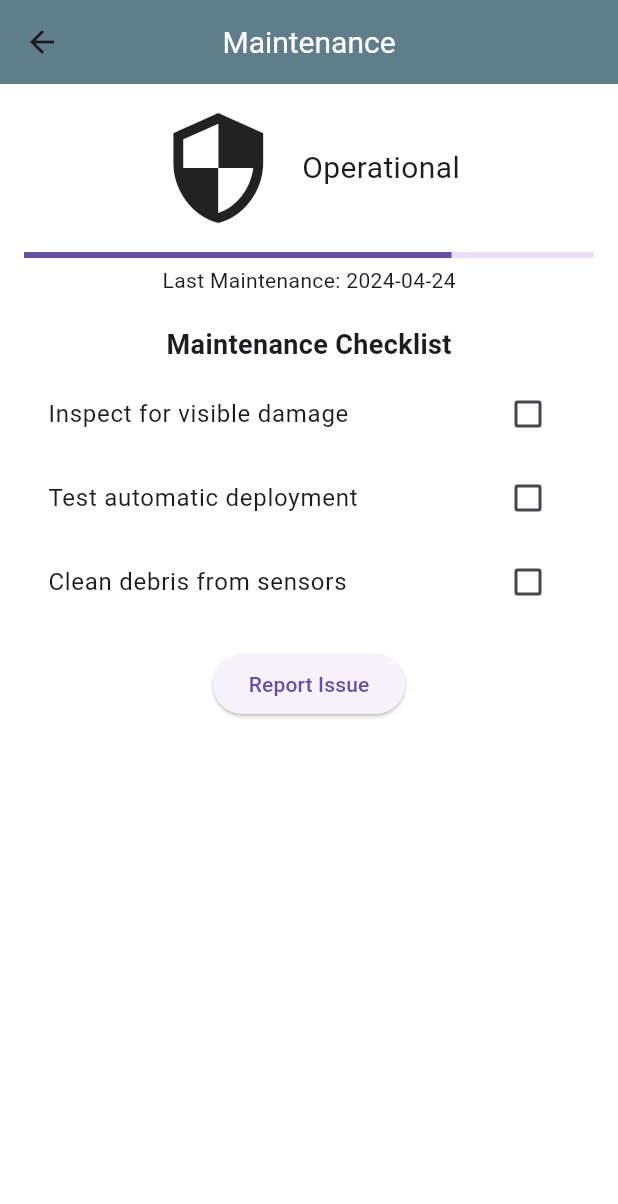
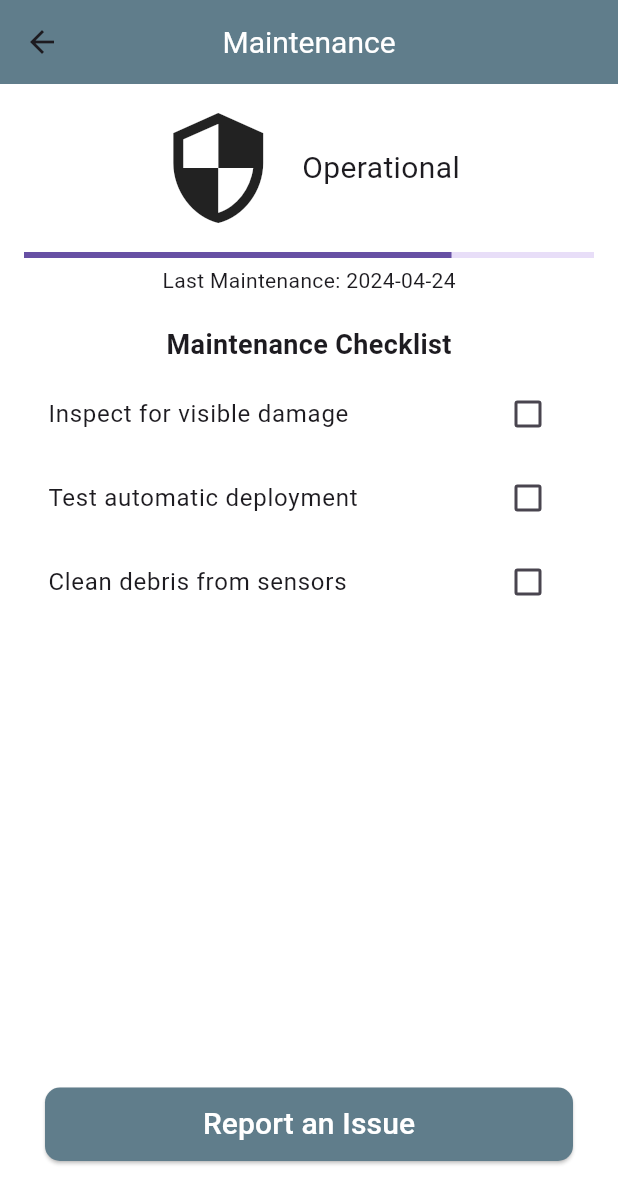
Before and after one commit to hb2909/tapa_0, a Flutter app: the MaintenanceScreen screen opened directly, on a phone screen of 412 x 824 dp. Shown: the top 1204 px of the screen. Run offline on Flutter 3.47's test engine with Material 3 defaults, Android fonts, the phone set to English and light mode, and no system bars; our stand-ins replace firebase_auth, firebase_core, firebase_database, firebase_messaging, flutter_local_notifications, modal_bottom_sheet and 1 more; missing offline and left inert: intro_screen_onboarding_flutter, qr_code_scanner, wifi_iot; accounts and stored records are empty.

Commit message:
Updated Buttons

```diff
--- a/lib/screens/deviceInfo.dart
+++ b/lib/screens/deviceInfo.dart
@@ -7,7 +7,13 @@ class DeviceScreen extends StatelessWidget {
     return Scaffold(
       resizeToAvoidBottomInset: false,
       appBar: AppBar(
+        backgroundColor: Colors.blueGrey,
         title: Text('About Device'),
+        titleTextStyle: TextStyle(
+          color: Colors.white,
+          fontSize: 20.0,
+        ),
+        centerTitle: true,
       ),
       body: Padding( // Add padding around all child widgets
         padding: const EdgeInsets.all(20.0), // Adjust padding as desired
--- a/lib/screens/maintenance.dart
+++ b/lib/screens/maintenance.dart
@@ -52,18 +52,43 @@ class MaintenanceScreen extends StatelessWidget {
               ],
             ),
             SizedBox(height: 16.0),
-            ElevatedButton(
-              onPressed: () {
-                Navigator.of(context).push(
-                  MaterialPageRoute(
-                    builder: (context) =>
-                        ReportScreen(),
-                  ),
-                );
-              },
-              child: Text('Report Issue'),
+            // ElevatedButton(
+            //   onPressed: () {
+            //     Navigator.of(context).push(
+            //       MaterialPageRoute(
+            //         builder: (context) =>
+            //             ReportScreen(),
+            //       ),
+            //     );
+            //   },
+            //   child: Text('Report Issue'),
+            // ),
+          ],
+        ),
+      ),
+      bottomNavigationBar: Container(
+        padding: EdgeInsets.symmetric(horizontal: 30, vertical: 50),
+        child: ElevatedButton(
+          onPressed: () {
+            Navigator.push(
+              context,
+              MaterialPageRoute(builder: (context) => ReportScreen()),
+            );
+          },
+          child: Text(
+            'Report an Issue',
+            style: TextStyle(
+              color: Colors.white,
+                fontSize: 20,
+            ),),
+          style: ElevatedButton.styleFrom(
+            foregroundColor: Colors.white, // Text color
+            backgroundColor: Colors.blueGrey, // Button background color
+            shape: RoundedRectangleBorder(
+              borderRadius: BorderRadius.circular(10.0),
             ),
-          ],
+            padding: EdgeInsets.symmetric(horizontal: 20.0, vertical: 10.0),
+          ),
         ),
       ),
     );
```
Also changed, not shown: lib/screens/report.dart (+35 -3 lines).
